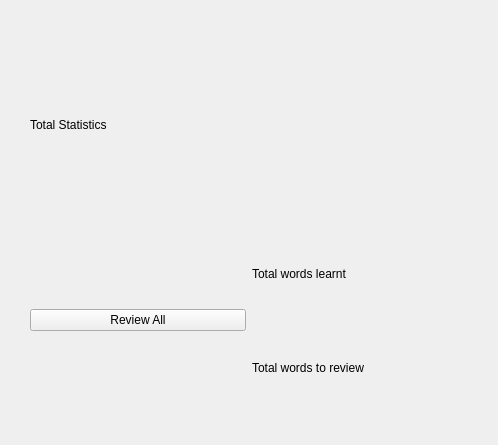
The window that src/gui/total_stats_widget.ui (tombranfield/spaced_repeating_vocabulary) describes before a commit, drawn with Qt 5.
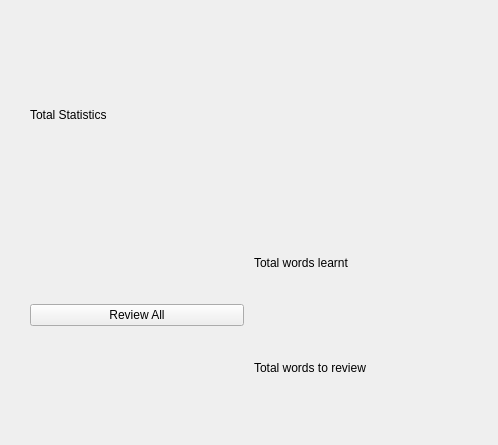
The same window after the commit.

Commit message: Made course chooser look better through layout tweaks to spacing and using more layout boxes

What changed in the file:
```diff
--- a/src/gui/total_stats_widget.ui
+++ b/src/gui/total_stats_widget.ui
@@ -22,7 +22,7 @@
      <number>30</number>
     </property>
     <property name="topMargin">
-     <number>30</number>
+     <number>15</number>
     </property>
     <property name="rightMargin">
      <number>30</number>
@@ -32,6 +32,9 @@
     </property>
     <item>
      <layout class="QVBoxLayout" name="verticalLayout_2">
+      <property name="spacing">
+       <number>0</number>
+      </property>
       <item>
        <widget class="QLabel" name="title_label">
         <property name="text">
@@ -41,6 +44,9 @@
       </item>
       <item>
        <layout class="QHBoxLayout" name="horizontalLayout">
+        <property name="spacing">
+         <number>10</number>
+        </property>
         <item>
          <widget class="QPushButton" name="review_all_button">
           <property name="text">
@@ -51,7 +57,7 @@
         <item>
          <layout class="QVBoxLayout" name="verticalLayout">
           <property name="spacing">
-           <number>0</number>
+           <number>10</number>
           </property>
           <item>
            <widget class="QLabel" name="label">
```
The commit also changes 1 other file.
